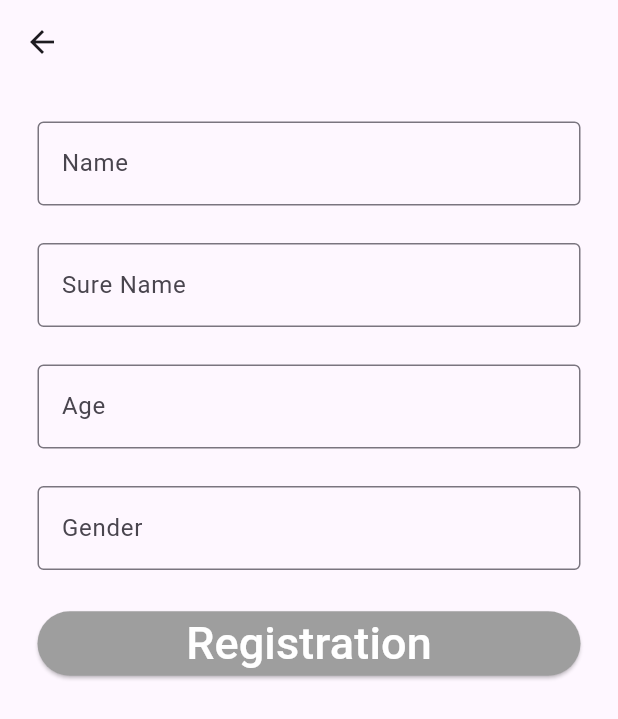
After one commit to MironAlikc/me_finances, a Flutter app: the RegistrationScreen screen opened directly, after a tap on "Registration", on a phone screen of 412 x 824 dp. The commit adds this screen. Shown: the top 719 px of the screen. Run offline on Flutter 3.47's test engine with Material 3 defaults, Android fonts, the light colour scheme and no system bars; our stand-ins replace cloud_firestore, firebase_auth, firebase_core, flutter_bloc; accounts and stored records are empty; network calls fail.

Commit message:
createUserData

```diff
--- /dev/null
+++ b/lib/data/models/user_data_model.dart
@@ -0,0 +1,31 @@
+class UserDataModel {
+  String? id;
+  String? name;
+  String? sureName;
+  int? age;
+  String? gender;
+  String? image;
+
+  UserDataModel(
+      {this.id, this.name, this.sureName, this.age, this.gender, this.image});
+
+  UserDataModel.fromJson(Map<String, dynamic> json) {
+    id = json['id'];
+    name = json['name'];
+    sureName = json['sureName'];
+    age = json['age'];
+    gender = json['gender'];
+    image = json['image'];
+  }
+
+  Map<String, dynamic> toJson() {
+    final Map<String, dynamic> data = <String, dynamic>{};
+    data['id'] = id;
+    data['name'] = name;
+    data['sureName'] = sureName;
+    data['age'] = age;
+    data['gender'] = gender;
+    data['image'] = image;
+    return data;
+  }
+}
--- a/lib/firebase_services.dart
+++ b/lib/firebase_services.dart
@@ -1,7 +1,10 @@
+import 'package:cloud_firestore/cloud_firestore.dart';
 import 'package:firebase_auth/firebase_auth.dart';
+import 'package:me_finances/data/models/user_data_model.dart';
 
 class FirebaseServices {
   final FirebaseAuth auth = FirebaseAuth.instance;
+  final FirebaseFirestore store = FirebaseFirestore.instance;
 
   Future<UserCredential> createAccout({
     required String email,
@@ -28,4 +31,13 @@ class FirebaseServices {
   Future<void> resetPassword({required String email}) async {
     await auth.sendPasswordResetEmail(email: email);
   }
+
+  Future<void> createUserData({
+    required UserDataModel model,
+  }) async {
+    final doc = store.collection('users').doc(model.id);
+    await doc.set(
+      model.toJson(),
+    );
+  }
 }
--- a/lib/presentation/screen/auth_screen.dart
+++ b/lib/presentation/screen/auth_screen.dart
@@ -3,6 +3,7 @@ import 'package:flutter_bloc/flutter_bloc.dart';
 import 'package:me_finances/presentation/cubits/auth_cubit/auth_cubit.dart';
 import 'package:me_finances/presentation/screen/home_screen.dart';
 import 'package:me_finances/presentation/screen/login_screen.dart';
+import 'package:me_finances/presentation/screen/registration_screen.dart';
 import 'package:me_finances/presentation/widgets/custom_text_field_widget.dart';
 
 class AuthScreen extends StatelessWidget {
@@ -61,7 +62,7 @@ class AuthScreen extends StatelessWidget {
                   Navigator.push(
                     context,
                     MaterialPageRoute(
-                      builder: (context) => const HomeScreen(),
+                      builder: (context) => const RegistrationScreen(),
                     ),
                   );
                 }
--- /dev/null
+++ b/lib/presentation/screen/registration_screen.dart
@@ -0,0 +1,78 @@
+import 'package:firebase_auth/firebase_auth.dart';
+import 'package:flutter/material.dart';
+import 'package:me_finances/data/models/user_data_model.dart';
+import 'package:me_finances/firebase_services.dart';
+import 'package:me_finances/presentation/widgets/custom_text_field_widget.dart';
+
+class RegistrationScreen extends StatelessWidget {
+  const RegistrationScreen({super.key});
+
+  @override
+  Widget build(BuildContext context) {
+    final controllerName = TextEditingController();
+    final controllerSureName = TextEditingController();
+    final controllerAge = TextEditingController();
+    final controllerGender = TextEditingController();
+    final FirebaseAuth auth = FirebaseAuth.instance;
+    return Scaffold(
+      appBar: AppBar(),
+      body: Padding(
+        padding: const EdgeInsets.all(25.0),
+        child: Column(
+          children: [
+            CustomTextFieldWidget(
+              controller: controllerName,
+              hintText: 'Name',
+            ),
+            const SizedBox(height: 25),
+            CustomTextFieldWidget(
+              controller: controllerSureName,
+              hintText: 'Sure Name',
+            ),
+            const SizedBox(height: 25),
+            CustomTextFieldWidget(
+              controller: controllerAge,
+              hintText: 'Age',
+            ),
+            const SizedBox(height: 25),
+            CustomTextFieldWidget(
+              controller: controllerGender,
+              hintText: 'Gender',
+            ),
+            const SizedBox(height: 25),
+            SizedBox(
+              width: double.infinity,
+              child: ElevatedButton(
+                style: ElevatedButton.styleFrom(
+                  backgroundColor: Colors.grey,
+                ),
+                onPressed: () {
+                  // BlocProvider.of<LoginCubit>(context).login(
+                  //   email: controllerEmail.text,
+                  //   password: controllerPassword.text,
+                  //);
+                  FirebaseServices().createUserData(
+                    model: UserDataModel(
+                      name: controllerName.text,
+                      sureName: controllerSureName.text,
+                      gender: controllerGender.text,
+                      age: int.tryParse(controllerAge.text) ?? 0,
+                      id: auth.currentUser?.uid ?? '',
+                    ),
+                  );
+                },
+                child: const Text(
+                  'Registration',
+                  style: TextStyle(
+                    fontSize: 30,
+                    color: Colors.white,
+                  ),
+                ),
+              ),
+            ),
+          ],
+        ),
+      ),
+    );
+  }
+}
--- a/pubspec.yaml
+++ b/pubspec.yaml
@@ -28,9 +28,10 @@ dependencies:
   cupertino_icons: ^1.0.6
   firebase_core: ^2.25.4
   firebase_auth: ^4.17.5
+  cloud_firestore: ^4.15.5
   flutter_bloc: ^8.1.4
   flutter_easyloading: ^3.0.5
-  cloud_firestore: ^4.15.5
+
 
 dev_dependencies:
   flutter_test:
```
Also changed, not shown: lib/data/models/transaction.model.dart (added, +65 -0 lines), lib/presentation/screen/login_screen.dart (+2 -57 lines), lib/presentation/widgets/custom_alert_dialog_widget.dart (added, +59 -0 lines).
